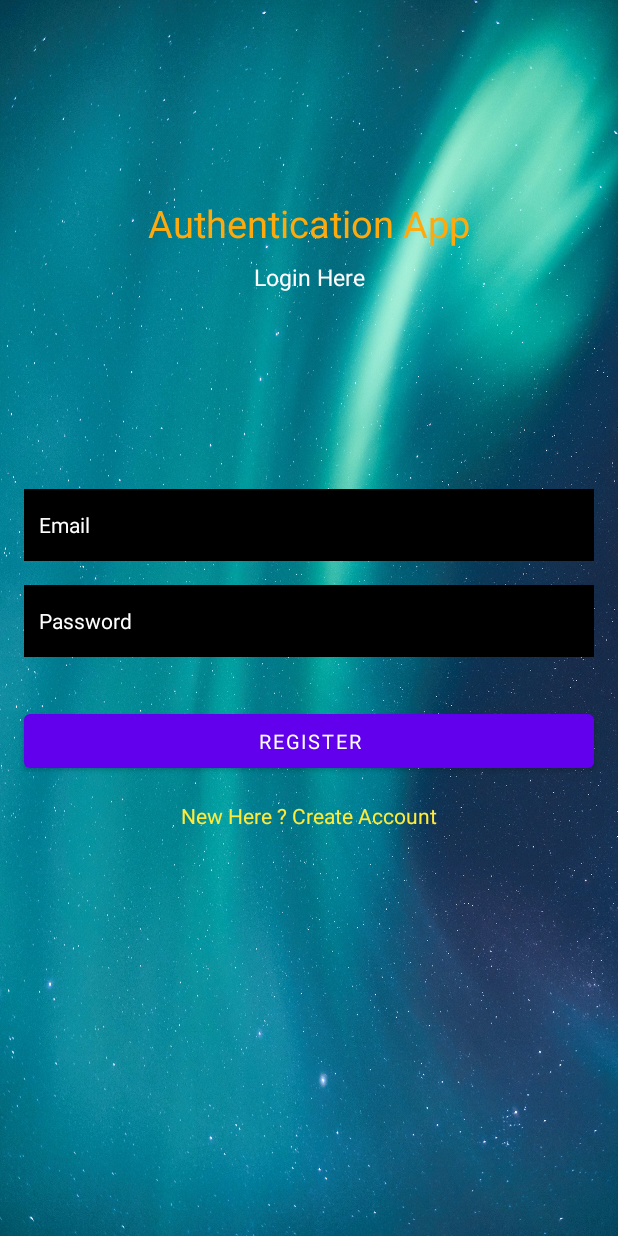
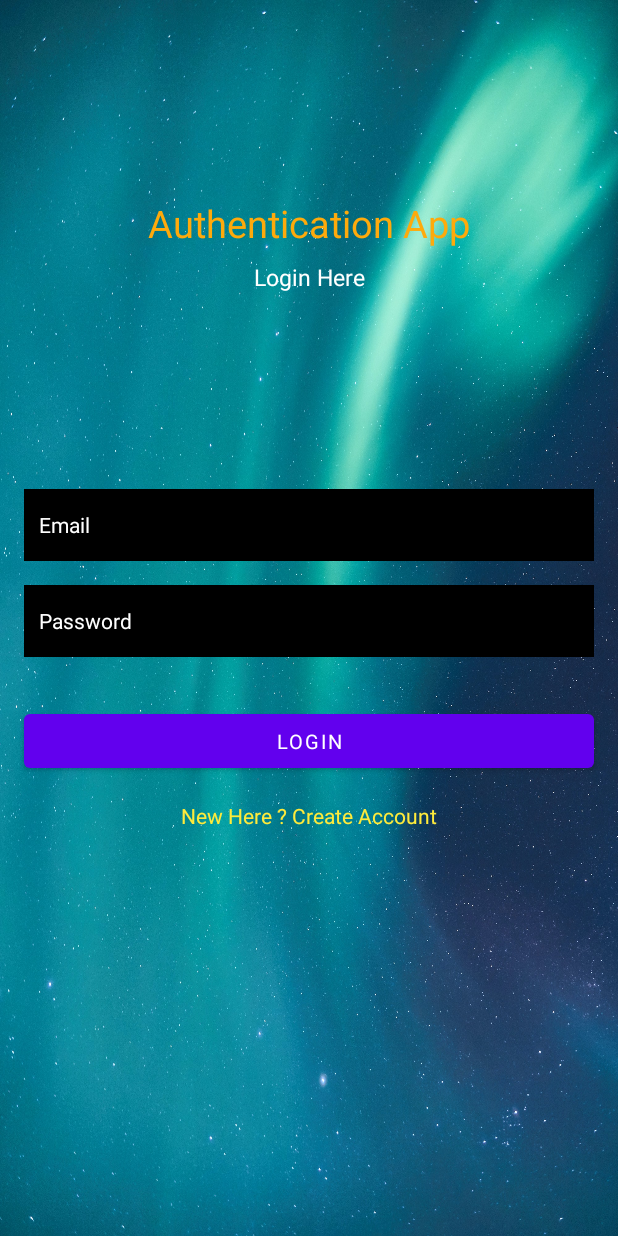
Before and after one commit to bimalkanadeeshan/AuthenticationApp, an Android app: the LoginActivity screen opened directly, with no data from a screen before it, on a phone screen of 412 x 824 dp. Run offline under Robolectric (Android 15) with nearby library versions, the phone set to English and light mode, and no system bars; our stand-ins replace Firebase (no records; nobody signed in at launch, a user with empty details on screens opened directly); Roboto replaces fonts that are not available here.

Commit message:
authentication business logic updated

```diff
--- a/app/src/main/java/com/example/authenticationapp/LoginActivity.java
+++ b/app/src/main/java/com/example/authenticationapp/LoginActivity.java
@@ -1,15 +1,91 @@
 package com.example.authenticationapp;
 
+import androidx.annotation.NonNull;
 import androidx.appcompat.app.AppCompatActivity;
 
+import android.content.Intent;
 import android.os.Bundle;
+import android.text.TextUtils;
+import android.view.View;
+import android.widget.Button;
+import android.widget.EditText;
+import android.widget.ProgressBar;
+import android.widget.TextView;
+import android.widget.Toast;
+
+import com.google.android.gms.tasks.OnCompleteListener;
+import com.google.android.gms.tasks.Task;
+import com.google.firebase.auth.AuthResult;
+import com.google.firebase.auth.FirebaseAuth;
 
 public class LoginActivity extends AppCompatActivity {
+    EditText mEmail,mPassword;
+    Button mLoginBtn;
+    TextView mCreateBtn;
+    ProgressBar progressBar;
+    FirebaseAuth fAuth;
 
     @Override
     protected void onCreate(Bundle savedInstanceState) {
         super.onCreate(savedInstanceState);
         setContentView(R.layout.activity_login);
         getSupportActionBar().hide();
+
+        mEmail      = findViewById(R.id.email);
+        mPassword   = findViewById(R.id.password);
+        progressBar = findViewById(R.id.progressBar);
+        fAuth       = FirebaseAuth.getInstance();
+        mLoginBtn   = findViewById(R.id.loginBtn);
+        mCreateBtn  = findViewById(R.id.createText);
+
+        mLoginBtn.setOnClickListener(new View.OnClickListener(){
+
+            @Override
+            public void onClick(View view) {
+
+                String email = mEmail.getText().toString().trim();
+                String password = mPassword.getText().toString().trim();
+                if(TextUtils.isEmpty(email)){
+                    mEmail.setError("Email is Required.");
+                    return;
+                }
+                if(TextUtils.isEmpty(password)){
+                    mPassword.setError("Password is Required.");
+                    return;
+                }
+                if(password.length() < 6){
+                    mPassword.setError("Password Must be >= 6 Characters");
+                    return;
+                }
+
+                progressBar.setVisibility(View.VISIBLE);
+
+                //authenticate the user
+
+                fAuth.signInWithEmailAndPassword(email,password).addOnCompleteListener(new OnCompleteListener<AuthResult>() {
+                    @Override
+                    public void onComplete(@NonNull Task<AuthResult> task) {
+                        if(task.isSuccessful()){
+
+                            Toast.makeText(LoginActivity.this, "Logged in Successfully.", Toast.LENGTH_SHORT).show();
+                            startActivity(new Intent(getApplicationContext(),MainActivity.class));
+
+                        }else{
+                            Toast.makeText(LoginActivity.this, "Error " + task.getException().getMessage(), Toast.LENGTH_SHORT).show();
+                            progressBar.setVisibility(View.GONE);
+                        }
+                    }
+                });
+
+            }
+        });
+
+        mCreateBtn.setOnClickListener(new View.OnClickListener() {
+            @Override
+            public void onClick(View view) {
+                startActivity(new Intent(getApplicationContext(),RegisterActivity.class));
+            }
+        });
+
     }
 }
--- a/app/src/main/res/layout/activity_login.xml
+++ b/app/src/main/res/layout/activity_login.xml
@@ -16,7 +16,7 @@
         android:layout_marginEnd="16dp"
         android:layout_marginBottom="8dp"
         android:fontFamily="@font/aclonica"
-        android:text="Register"
+        android:text="Login"
         android:textSize="13sp"
         app:layout_constraintBottom_toBottomOf="parent"
         app:layout_constraintEnd_toEndOf="parent"
@@ -123,4 +123,16 @@
         app:layout_constraintTop_toBottomOf="@+id/loginBtn"
         app:layout_constraintVertical_bias="0.0" />
 
+    <ProgressBar
+        android:id="@+id/progressBar"
+        style="?android:attr/progressBarStyle"
+        android:layout_width="wrap_content"
+        android:layout_height="wrap_content"
+        android:visibility="invisible"
+        app:layout_constraintBottom_toBottomOf="parent"
+        app:layout_constraintEnd_toEndOf="parent"
+        app:layout_constraintStart_toStartOf="parent"
+        app:layout_constraintTop_toBottomOf="@+id/createText"
+        app:layout_constraintVertical_bias="0.18" />
+
 </androidx.constraintlayout.widget.ConstraintLayout>
```
Also changed, not shown: app/src/main/java/com/example/authenticationapp/RegisterActivity.java (+8 -0 lines).
